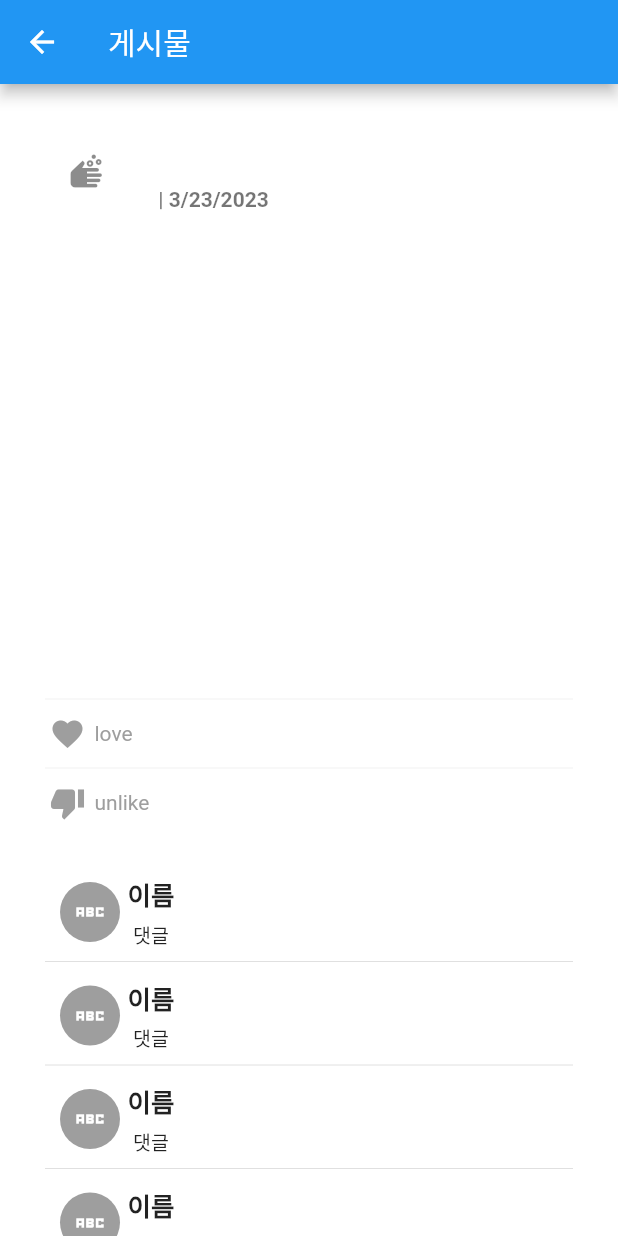
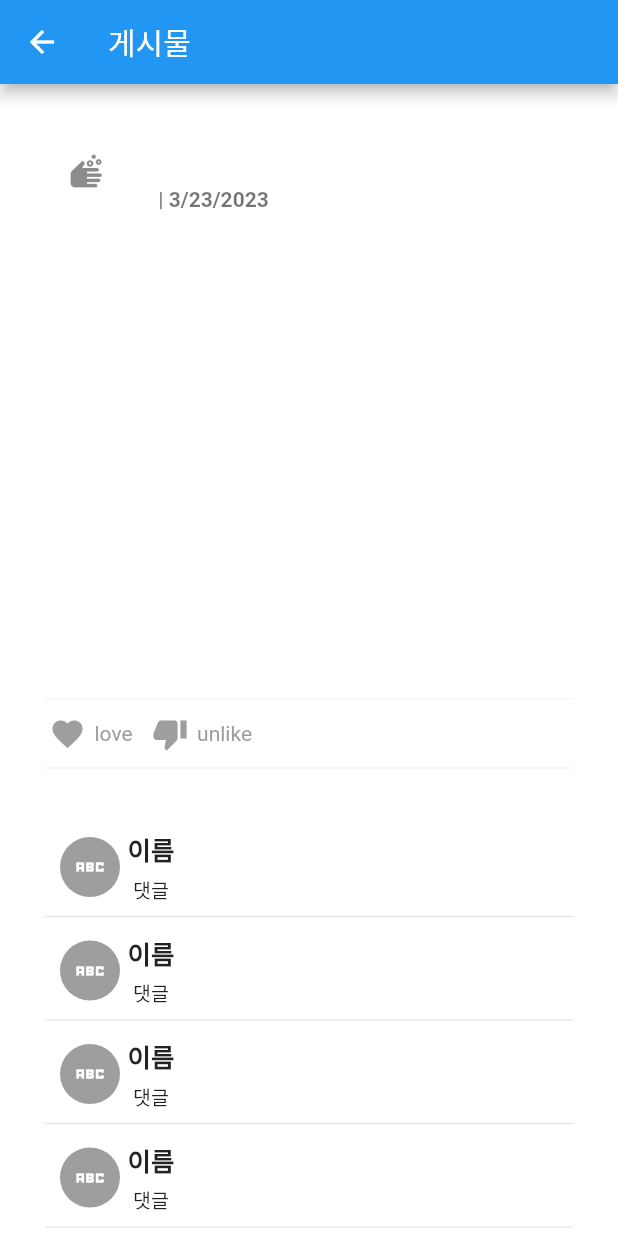
Before and after one commit to HongikB612/UrbanLink, a Flutter app: the PostedPage screen opened directly with empty values, on a phone screen of 412 x 824 dp. Run offline on Flutter 3.47's test engine with Material 2 defaults, Android fonts, the phone set to English and light mode, and no system bars; drawn by our look-alikes of like_button; our stand-ins replace anim_search_bar, cloud_firestore, firebase_auth, firebase_core, geocoding, geolocator and 3 more; accounts and stored records are empty.

Commit message:
Fix Update like and dislike count normally reflect to db
Feat Add like and dislike increase and decrease logic

```diff
--- a/lib/pages/postpage/postedpage.dart
+++ b/lib/pages/postpage/postedpage.dart
@@ -73,111 +73,20 @@ class PostedPage extends StatelessWidget {
                         thickness: 0.1,
                       ),
                       Row(
-                        //좋아요 버튼
                         children: <Widget>[
-                          LikeButton(
-                            circleColor: const CircleColor(
-                                start: Color(0xff00ddff),
-                                end: Color(0xff0099cc)),
-                            bubblesColor: const BubblesColor(
-                              dotPrimaryColor: Color(0xff33b5e5),
-                              dotSecondaryColor: Color(0xff0099cc),
-                            ),
-                            likeBuilder: (bool isLiked) {
-                              return Icon(
-                                Icons.favorite,
-                                color:
-                                    isLiked ? Colors.pinkAccent : Colors.grey,
-                              );
-                            },
-                            likeCount: post.postLikeCount,
-                            countBuilder:
-                                (int? count, bool isLiked, String text) {
-                              final ColorSwatch<int> color =
-                                  isLiked ? Colors.pinkAccent : Colors.grey;
-                              Widget result;
-                              if (count == 0) {
-                                result = Text(
-                                  "love",
-                                  style: TextStyle(color: color),
-                                );
-                              } else {
-                                result = Text(
-                                  text,
-                                  style: TextStyle(color: color),
-                                );
-                              }
-                              return result;
-                            },
-                            onTap: (isLiked) async {
-                              if (isLiked) {
-                                post.postLikeCount--;
-                              } else {
-                                post.postLikeCount++;
-                              }
-                              PostDatabaseService.updatePostLikeCount(
-                                  postId: post.postId,
-                                  postLikeCount: post.postLikeCount);
-                              return !isLiked;
-                            },
+                          //좋아요 버튼
+                          postLikeButton(post),
+                          const SizedBox(
+                            width: 10,
                           ),
+                          // 싫어요 버튼
+                          postDislikeButton(post),
                         ],
                       ),
                       const Divider(
                         color: Colors.grey,
                         thickness: 0.1,
                       ),
-                      Row(
-                        // 싫어요 버튼
-                        children: <Widget>[
-                          LikeButton(
-                            circleColor: const CircleColor(
-                                start: Color(0xff00ddff),
-                                end: Color(0xff0099cc)),
-                            bubblesColor: const BubblesColor(
-                              dotPrimaryColor: Color(0xff33b5e5),
-                              dotSecondaryColor: Color(0xff0099cc),
-                            ),
-                            likeBuilder: (bool isLiked) {
-                              return Icon(
-                                Icons.thumb_down,
-                                color:
-                                    isLiked ? Colors.pinkAccent : Colors.grey,
-                              );
-                            },
-                            likeCount: post.postDislikeCount,
-                            countBuilder:
-                                (int? count, bool isLiked, String text) {
-                              final ColorSwatch<int> color =
-                                  isLiked ? Colors.pinkAccent : Colors.grey;
-                              Widget result;
-                              if (count == 0) {
-                                result = Text(
-                                  "unlike",
-                                  style: TextStyle(color: color),
-                                );
-                              } else {
-                                result = Text(
-                                  text,
-                                  style: TextStyle(color: color),
-                                );
-                              }
-                              return result;
-                            },
-                            onTap: (isDisLiked) async {
-                              if (isDisLiked) {
-                                post.postDislikeCount--;
-                              } else {
-                                post.postDislikeCount++;
-                              }
-                              PostDatabaseService.updatePostDislikeCount(
-                                  postId: post.postId,
-                                  postDislikeCount: post.postDislikeCount);
-                              return !isDisLiked;
-                            },
-                          ),
-                        ],
-                      )
                     ],
                   ),
                 ),
@@ -234,4 +143,94 @@ class PostedPage extends StatelessWidget {
       ),
     );
   }
+
+  LikeButton postDislikeButton(Post post) {
+    return LikeButton(
+      circleColor:
+          const CircleColor(start: Color(0xff00ddff), end: Color(0xff0099cc)),
+      bubblesColor: const BubblesColor(
+        dotPrimaryColor: Color(0xff33b5e5),
+        dotSecondaryColor: Color(0xff0099cc),
+      ),
+      likeBuilder: (bool isLiked) {
+        return Icon(
+          Icons.thumb_down,
+          color: isLiked ? Colors.pinkAccent : Colors.grey,
+        );
+      },
+      likeCount: post.postDislikeCount,
+      countBuilder: (int? count, bool isLiked, String text) {
+        final ColorSwatch<int> color =
+            isLiked ? Colors.pinkAccent : Colors.grey;
+        Widget result;
+        if (count == 0) {
+          result = Text(
+            "unlike",
+            style: TextStyle(color: color),
+          );
+        } else {
+          result = Text(
+            text,
+            style: TextStyle(color: color),
+          );
+        }
+        return result;
+      },
+      onTap: (isDisLiked) async {
+        if (isDisLiked) {
+          post.postDislikeCount--;
+          PostDatabaseService.decreasePostDislikeCount(postId: post.postId);
+        } else {
+          post.postDislikeCount++;
+          PostDatabaseService.increasePostDislikeCount(postId: post.postId);
+        }
+        return !isDisLiked;
+      },
+    );
+  }
+
+  LikeButton postLikeButton(Post post) {
+    return LikeButton(
+      circleColor:
+          const CircleColor(start: Color(0xff00ddff), end: Color(0xff0099cc)),
+      bubblesColor: const BubblesColor(
+        dotPrimaryColor: Color(0xff33b5e5),
+        dotSecondaryColor: Color(0xff0099cc),
+      ),
+      likeBuilder: (bool isLiked) {
+        return Icon(
+          Icons.favorite,
+          color: isLiked ? Colors.pinkAccent : Colors.grey,
+        );
+      },
+      likeCount: post.postLikeCount,
+      countBuilder: (int? count, bool isLiked, String text) {
+        final ColorSwatch<int> color =
+            isLiked ? Colors.pinkAccent : Colors.grey;
+        Widget result;
+        if (count == 0) {
+          result = Text(
+            "love",
+            style: TextStyle(color: color),
+          );
+        } else {
+          result = Text(
+            text,
+            style: TextStyle(color: color),
+          );
+        }
+        return result;
+      },
+      onTap: (isLiked) async {
+        if (isLiked) {
+          post.postLikeCount--;
+          PostDatabaseService.decreasePostDislikeCount(postId: post.postId);
+        } else {
+          post.postLikeCount++;
+          PostDatabaseService.increasePostDislikeCount(postId: post.postId);
+        }
+        return !isLiked;
+      },
+    );
+  }
 }
```
Also changed, not shown: lib/database/post_database_service.dart (+56 -0 lines).
